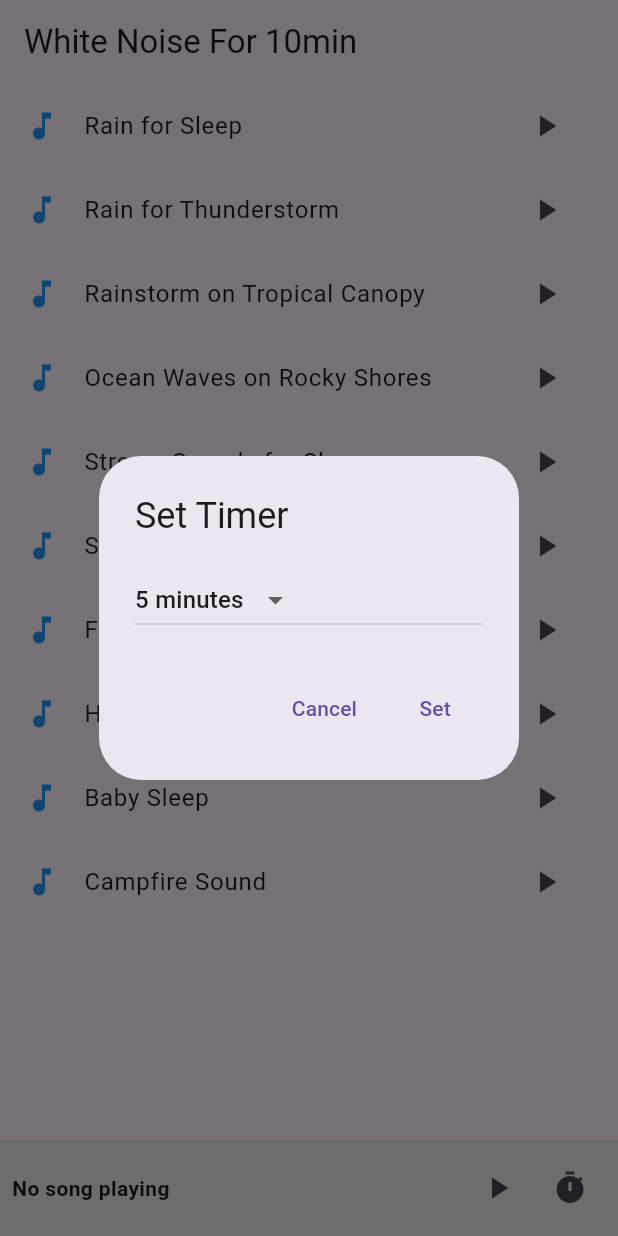
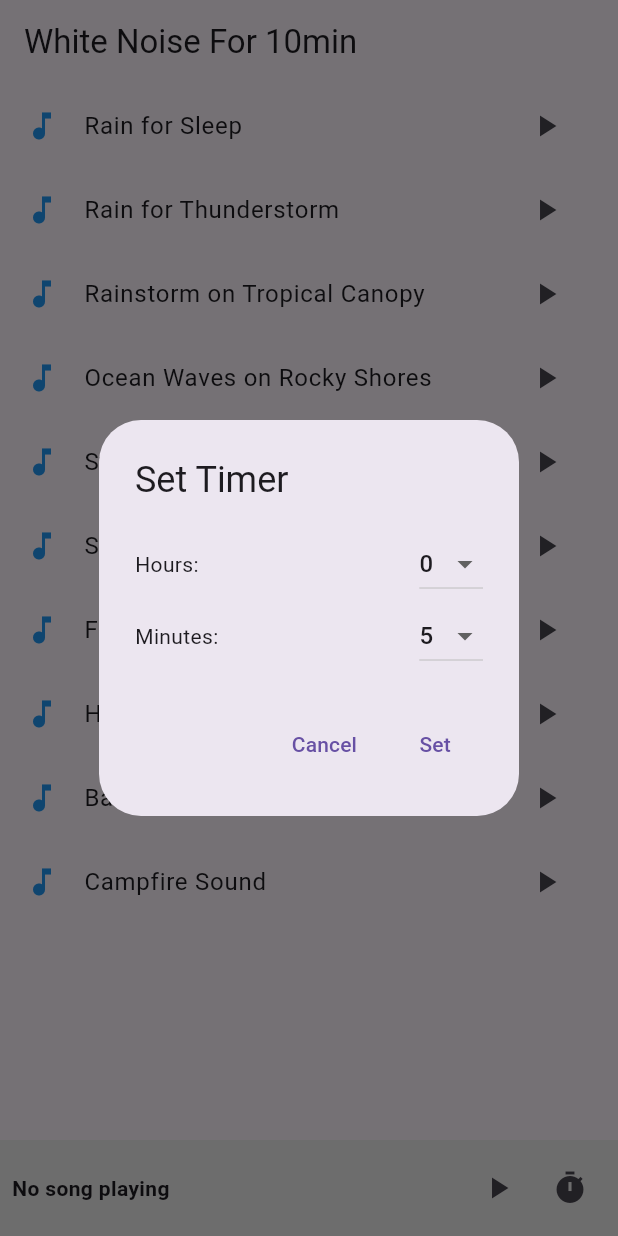
Before and after one commit to castela0119/white-noise-app, a Flutter app: the screen it shows after launch, after a tap on the "timer" icon, on a phone screen of 412 x 824 dp. Run offline on Flutter 3.47's test engine with Material 3 defaults, Android fonts, the phone set to English and light mode, and no system bars; our stand-ins replace just_audio.

Commit message:
feat : set timer 기능

```diff
--- a/lib/main.dart
+++ b/lib/main.dart
@@ -216,24 +216,60 @@ class MusicControlBar extends StatelessWidget {
   }
 
   void _showTimerDialog(BuildContext context, AudioManager audioManager) {
+    int selectedHours = 0;
+    int selectedMinutes = 5;
+
     showDialog(
       context: context,
       builder: (context) {
-        int selectedMinutes = 5; // 기본 타이머 시간
-
+        return StatefulBuilder(
+          builder: (context, setState) {
             return AlertDialog(
               title: const Text('Set Timer'),
-          content: DropdownButton<int>(
-            value: selectedMinutes,
-            items: [5, 10, 15, 20, 30].map((int value) {
+              content: Column(
+                mainAxisSize: MainAxisSize.min,
+                children: [
+                  Row(
+                    mainAxisAlignment: MainAxisAlignment.spaceBetween,
+                    children: [
+                      const Text('Hours:'),
+                      DropdownButton<int>(
+                        value: selectedHours,
+                        items: List.generate(13, (index) => index).map((int value) {
                           return DropdownMenuItem<int>(
                             value: value,
-                child: Text('$value minutes'),
+                            child: Text('$value'),
                           );
                         }).toList(),
                         onChanged: (value) {
+                          setState(() {
+                            selectedHours = value!;
+                          });
+                        },
+                      ),
+                    ],
+                  ),
+                  Row(
+                    mainAxisAlignment: MainAxisAlignment.spaceBetween,
+                    children: [
+                      const Text('Minutes:'),
+                      DropdownButton<int>(
+                        value: selectedMinutes,
+                        items: List.generate(60, (index) => index).map((int value) {
+                          return DropdownMenuItem<int>(
+                            value: value,
+                            child: Text('$value'),
+                          );
+                        }).toList(),
+                        onChanged: (value) {
+                          setState(() {
                             selectedMinutes = value!;
+                          });
                         },
+                      ),
+                    ],
+                  ),
+                ],
               ),
               actions: [
                 TextButton(
@@ -245,7 +281,7 @@ class MusicControlBar extends StatelessWidget {
                 TextButton(
                   onPressed: () {
                     Navigator.of(context).pop();
-                _startTimer(audioManager, selectedMinutes);
+                    _startTimer(audioManager, selectedHours, selectedMinutes);
                   },
                   child: const Text('Set'),
                 ),
@@ -253,13 +289,33 @@ class MusicControlBar extends StatelessWidget {
             );
           },
         );
+      },
+    );
   }
 
-  void _startTimer(AudioManager audioManager, int minutes) {
-    Future.delayed(Duration(minutes: minutes), () async {
-      if (audioManager.player.playing) {
-        await audioManager.player.stop();
+  void _startTimer(AudioManager audioManager, int hours, int minutes) {
+    final totalDuration = Duration(hours: hours, minutes: minutes);
+    final loopDuration = audioManager.player.duration ?? const Duration();
+
+    Duration remainingTime = totalDuration;
+
+    Future.doWhile(() async {
+      if (remainingTime <= Duration.zero) {
+        await audioManager.stop();
+        return false;
       }
+
+      final currentDuration = loopDuration - audioManager.player.position;
+      final waitDuration = currentDuration <= remainingTime ? currentDuration : remainingTime;
+
+      await Future.delayed(waitDuration);
+      remainingTime -= waitDuration;
+
+      if (remainingTime > Duration.zero && currentDuration <= remainingTime) {
+        await audioManager.playAsset(audioManager.currentUrl!);
+      }
+
+      return true;
     });
   }
 }
```
Lines whose indentation alone changed are shown as unchanged.
